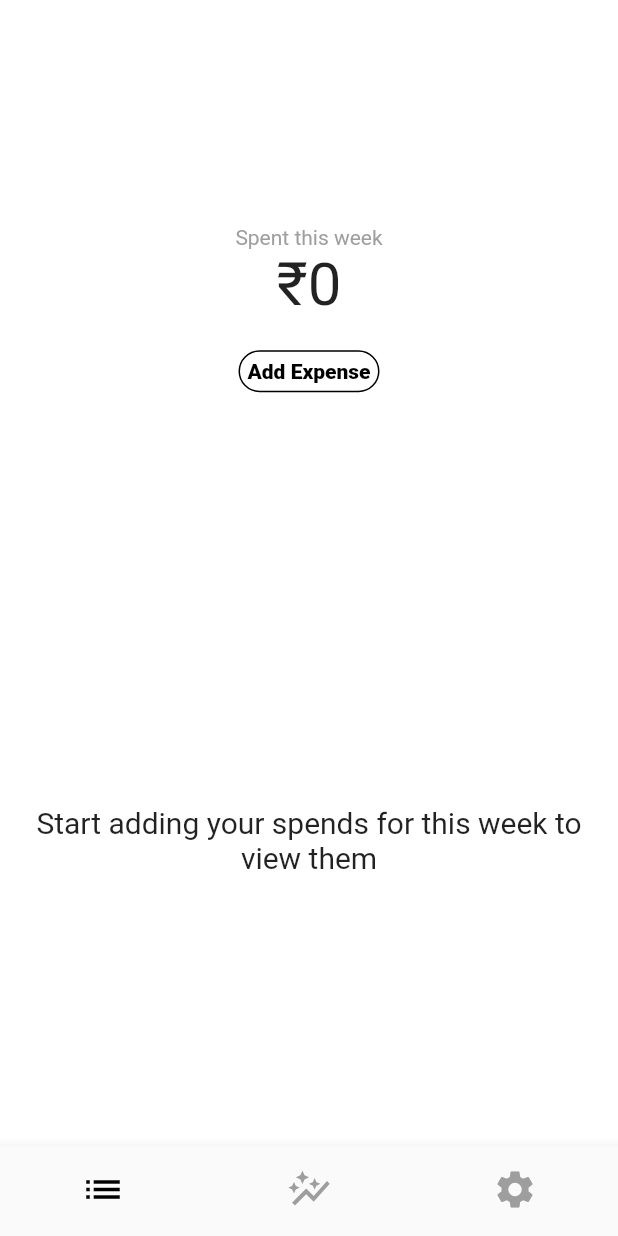
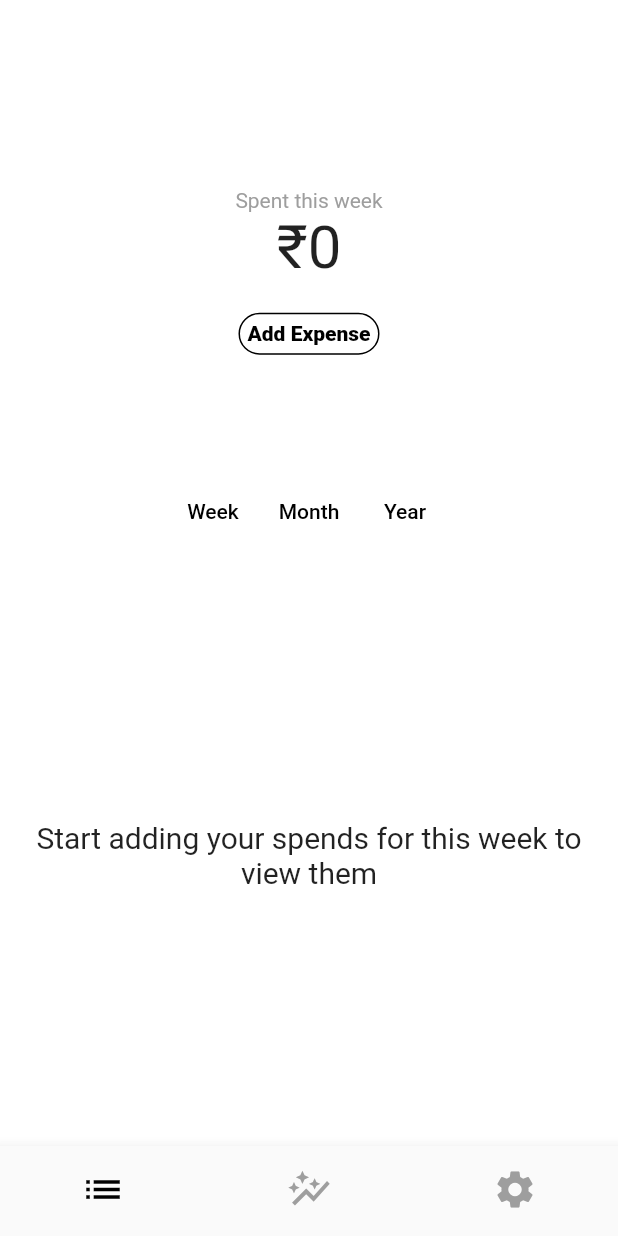
Before and after one commit to Tak1za/Moneyyy, a Flutter app: the screen it shows after launch, on a phone screen of 412 x 824 dp. Run offline on Flutter 3.47's test engine with Material 2 defaults, Android fonts, the phone set to English and light mode, and no system bars; our stand-ins replace cloud_firestore, currency_text_input_formatter, firebase_core, grouped_list, page_transition, syncfusion_flutter_charts and 1 more; accounts and stored records are empty.

Commit message:
added enum for time selector

```diff
--- /dev/null
+++ b/lib/models/time_period_enum.dart
@@ -0,0 +1 @@
+enum TimePeriod { Week, Month, Year }
--- a/lib/screens/expenses_screen.dart
+++ b/lib/screens/expenses_screen.dart
@@ -1,5 +1,6 @@
 import 'package:cloud_firestore/cloud_firestore.dart';
 import 'package:flutter/material.dart';
+import 'package:moneyyy/widgets/time_selector.dart';
 import 'package:page_transition/page_transition.dart';
 
 import '../widgets/expense_list.dart';
@@ -32,6 +33,7 @@ class ExpensesScreen extends StatelessWidget {
         mainAxisAlignment: MainAxisAlignment.spaceBetween,
         children: const [
           ExpenseSum(),
+          TimeSelector(),
           ExpenseList(),
         ],
       ),
--- a/lib/widgets/expense_sum.dart
+++ b/lib/widgets/expense_sum.dart
@@ -19,7 +19,7 @@ class ExpenseSum extends StatelessWidget {
       fit: BoxFit.contain,
       child: Container(
         alignment: Alignment.center,
-        height: 300,
+        height: 250,
         child: Column(
           mainAxisAlignment: MainAxisAlignment.center,
           children: [
--- /dev/null
+++ b/lib/widgets/time_selector.dart
@@ -0,0 +1,34 @@
+import 'package:flutter/material.dart';
+
+import '../models/time_period_enum.dart';
+
+class TimeSelector extends StatelessWidget {
+  const TimeSelector({
+    Key? key,
+  }) : super(key: key);
+
+  @override
+  Widget build(BuildContext context) {
+    return SizedBox(
+      height: 70,
+      child: Center(
+        child: ListView.builder(
+          itemBuilder: (BuildContext ctx, int index) {
+            return TextButton(
+              onPressed: () {},
+              child: Text(
+                TimePeriod.values[index].name,
+                style: const TextStyle(
+                  color: Colors.black,
+                ),
+              ),
+            );
+          },
+          itemCount: TimePeriod.values.length,
+          scrollDirection: Axis.horizontal,
+          shrinkWrap: true,
+        ),
+      ),
+    );
+  }
+}
```
Also changed, not shown: lib/screens/reports_screen.dart (+2 -40 lines).
